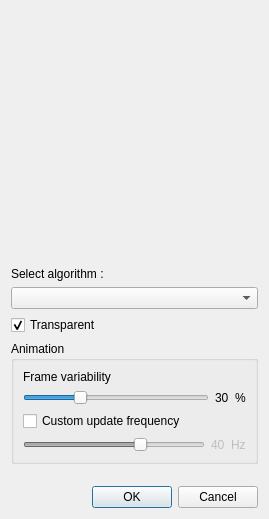
markus-wa/glmixer-mirror, file src/AlgorithmSelectionDialog.ui: the form before one commit.
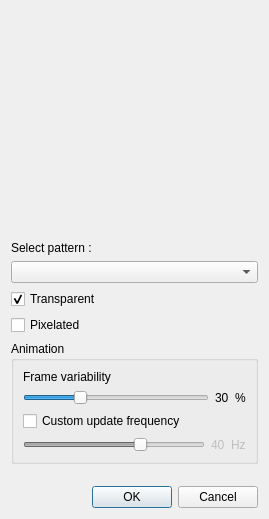
The form after the commit. Icons and pictures are not drawn. Custom widgets are drawn as their Qt base class.

Commit message: Cleanup Algorithm source and added two new patterns (hue color). Some performance improvement.

```diff
--- a/src/AlgorithmSelectionDialog.ui
+++ b/src/AlgorithmSelectionDialog.ui
@@ -36,7 +36,7 @@
       </sizepolicy>
      </property>
      <property name="text">
-      <string>Select algorithm :</string>
+      <string>Select pattern :</string>
      </property>
     </widget>
    </item>
@@ -60,6 +60,13 @@
      </property>
     </widget>
    </item>
+   <item>
+    <widget class="QCheckBox" name="pixelatedCheckBox">
+     <property name="text">
+      <string>Pixelated</string>
+     </property>
+    </widget>
+   </item>
    <item>
     <widget class="QGroupBox" name="groupBox">
      <property name="sizePolicy">
```
The commit also changes 9 other files.
